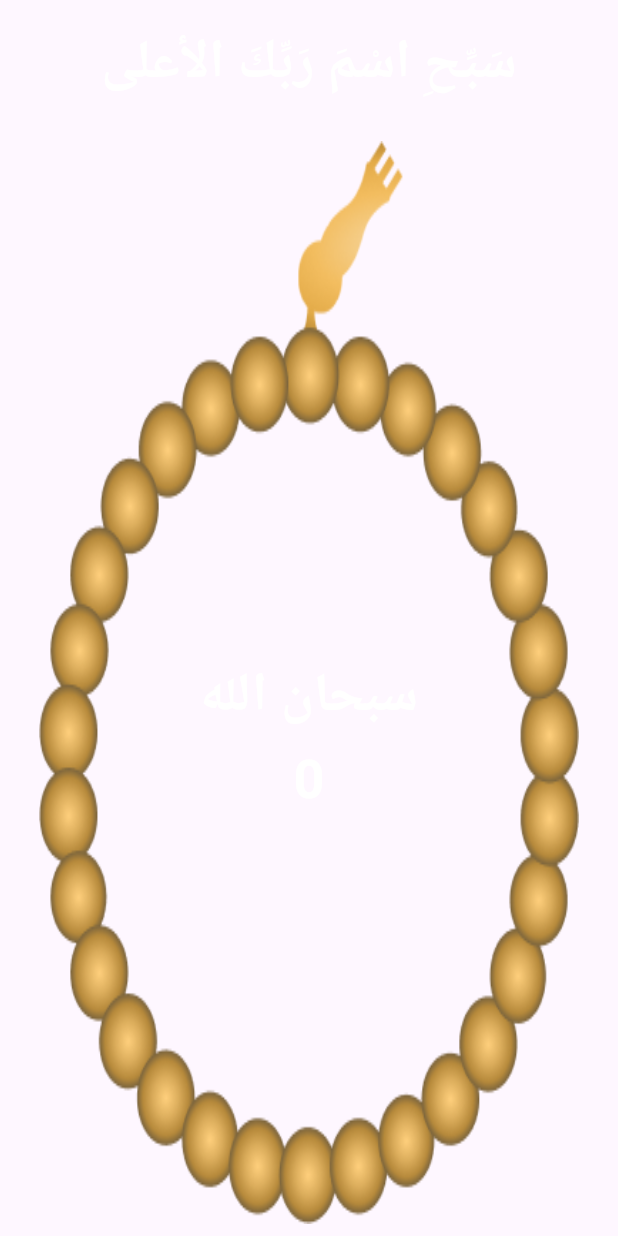
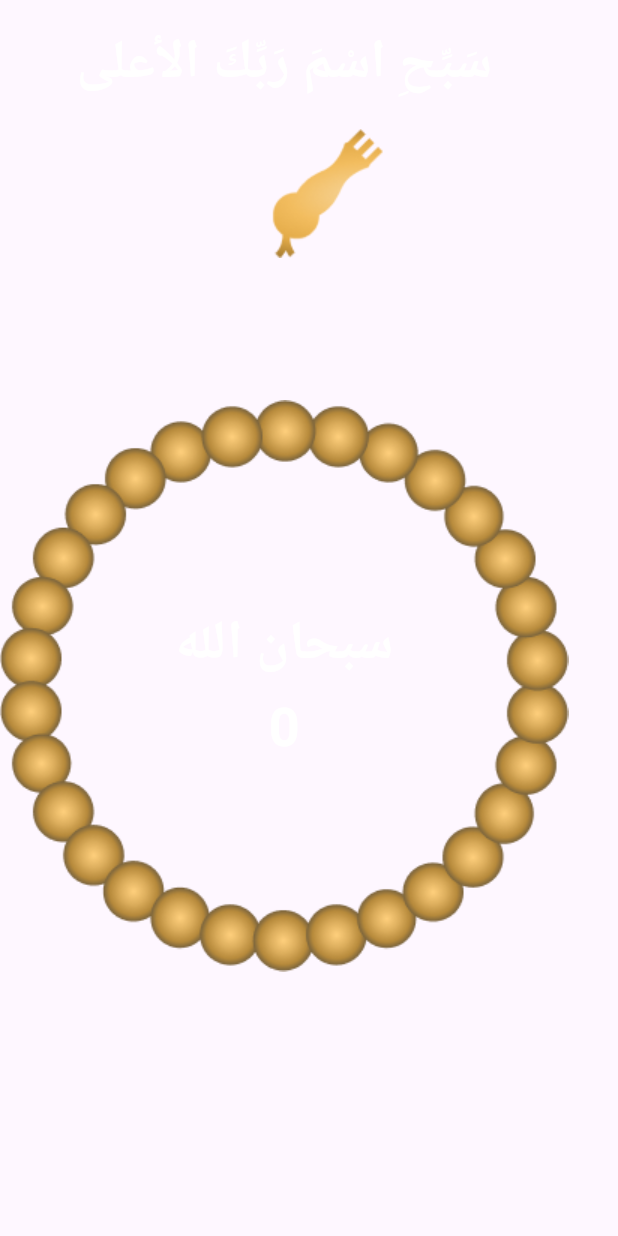
Before and after one commit to Mousa2004/islami_app, a Flutter app: the SebhaTab widget shown alone on an empty page, opened directly, on a phone screen of 412 x 824 dp. Run offline on Flutter 3.47's test engine with Material 3 defaults, Android fonts, the phone set to English and light mode, and no system bars; our stand-ins replace carousel_slider, flutter_svg, introduction_screen, shared_preferences; accounts and stored records are empty.

Commit message:
Add rotation of the sebha

```diff
--- a/lib/tabs/sebha_tab.dart
+++ b/lib/tabs/sebha_tab.dart
@@ -1,4 +1,5 @@
 import 'package:flutter/material.dart';
+import 'dart:math';
 
 class SebhaTab extends StatefulWidget {
   const SebhaTab({super.key});
@@ -10,6 +11,7 @@ class SebhaTab extends StatefulWidget {
 class _SebhaTabState extends State<SebhaTab> {
   int counter = 0;
   int currentIndex = 0;
+  double angle = 0;
 
   List<String> azkar = ["سبحان الله", "الحمد لله", "الله أكبر"];
   List<int> maxCounts = [33, 33, 34];
@@ -17,6 +19,7 @@ class _SebhaTabState extends State<SebhaTab> {
   void incrementCounter() {
     setState(() {
       counter++;
+      angle += (15 * pi / 100);
       if (counter > maxCounts[currentIndex]) {
         counter = 0;
         currentIndex++;
@@ -32,45 +35,58 @@ class _SebhaTabState extends State<SebhaTab> {
     return Column(
       children: [
         Padding(
-          padding: const EdgeInsets.symmetric(vertical: 20),
+          padding: const EdgeInsets.all(20),
           child: Text(
             "سَبِّحِ اسْمَ رَبِّكَ الأعلى",
             style: Theme.of(context).textTheme.displaySmall,
           ),
         ),
         Expanded(
+          child: Stack(
+            alignment: Alignment.topCenter,
+            children: [
+              Image.asset("assets/images/sebha_part1.png"),
+              Padding(
+                padding: EdgeInsets.only(
+                  top: MediaQuery.sizeOf(context).height * 0.025,
+                ),
                 child: InkWell(
                   onTap: incrementCounter,
-            child: Container(
+                  child: Stack(
                     alignment: Alignment.center,
-              margin: EdgeInsets.only(left: 26, right: 26, top: 8, bottom: 8),
-              height: MediaQuery.sizeOf(context).height * 0.5,
-              width: 379,
-              decoration: BoxDecoration(
-                image: DecorationImage(
-                  image: AssetImage("assets/images/sebha.png"),
-                  fit: BoxFit.fill,
+                    children: [
+                      Transform.rotate(
+                        angle: angle,
+                        child: Image.asset("assets/images/sebha_part2.png"),
                       ),
-              ),
-              child: Column(
+                      Column(
                         mainAxisAlignment: MainAxisAlignment.center,
+                        crossAxisAlignment: CrossAxisAlignment.center,
                         children: [
-                  SizedBox(height: MediaQuery.sizeOf(context).height * 0.09),
                           Text(
+                            textAlign: TextAlign.center,
                             azkar[currentIndex],
                             style: Theme.of(context).textTheme.displaySmall,
+                            overflow: TextOverflow.ellipsis,
                           ),
                           SizedBox(height: 10),
                           Text(
+                            textAlign: TextAlign.center,
                             "$counter",
                             style: Theme.of(context).textTheme.displaySmall,
                           ),
                         ],
                       ),
+                    ],
                   ),
                 ),
               ),
             ],
+          ),
+        ),
+
+        SizedBox(height: 16),
+      ],
     );
   }
 }
```
Also changed, not shown: assets/images/2x/sebha_part1@2x.png (added), assets/images/2x/sebha_part2@2x.png (added), assets/images/3x/sebha_part1@3x.png (added), assets/images/3x/sebha_part2@3x.png (added), assets/images/sebha_part1.png (added), assets/images/sebha_part2.png (added). Lines whose indentation alone changed are shown as unchanged.
